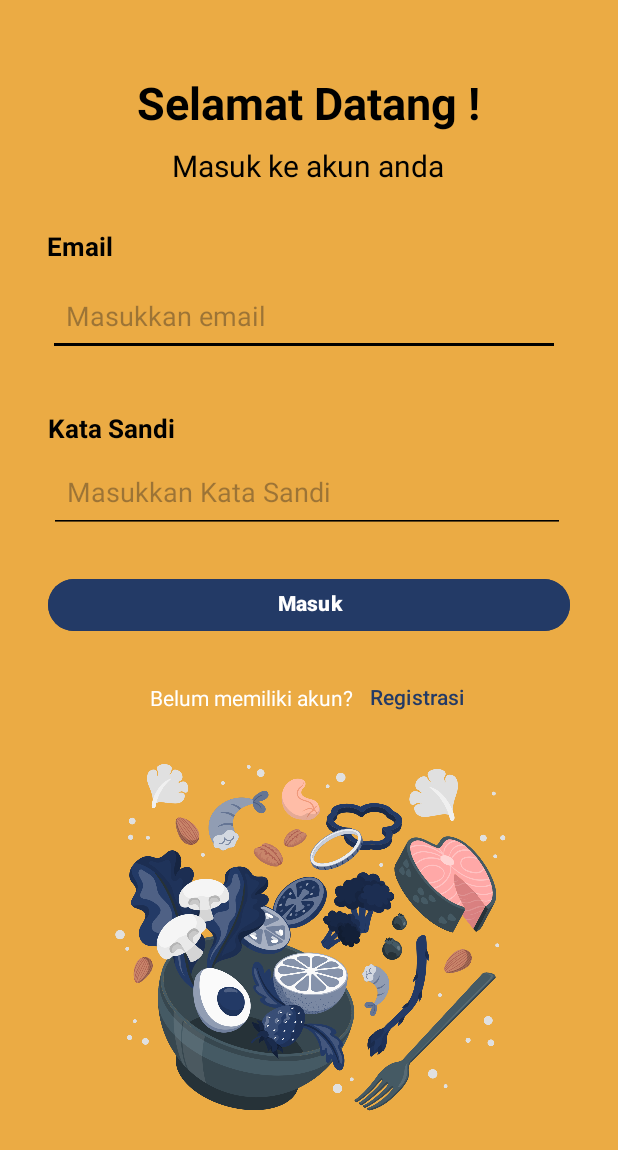
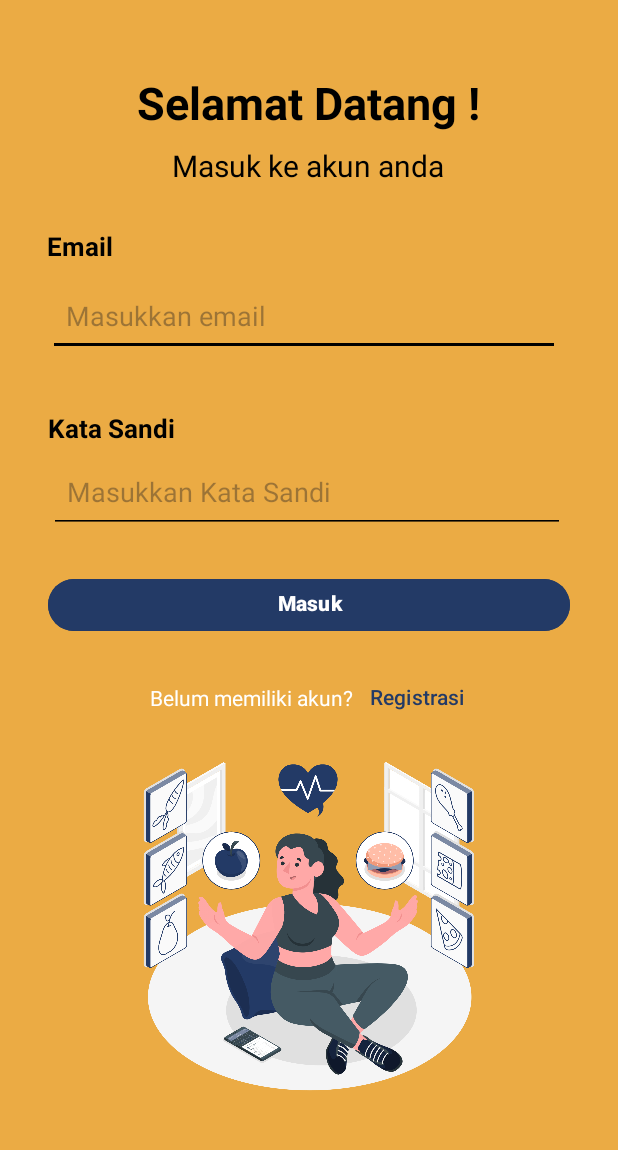
Before and after one commit to rizkimln/NutriPlan, an Android app: the Login screen opened directly, with no data from a screen before it, on a phone screen of 412 x 824 dp. Shown: the top 1150 px of the screen. Run offline under Robolectric (Android 15) with nearby library versions, the phone set to English and light mode, and no system bars; our stand-ins replace Firebase (no records; nobody signed in at launch, a user with empty details on screens opened directly).

Commit message:
ganti login

```diff
--- a/app/src/main/res/layout/activity_login.xml
+++ b/app/src/main/res/layout/activity_login.xml
@@ -100,15 +100,15 @@
         android:id="@+id/btnMasuk"
         android:layout_width="0dp"
         android:layout_height="48dp"
+        android:layout_marginStart="32dp"
         android:layout_marginTop="24dp"
+        android:layout_marginEnd="32dp"
+        android:backgroundTint="@color/blue"
         android:insetTop="7dp"
         android:insetBottom="7dp"
         android:text="@string/Masuk"
         android:textColor="@color/white"
         android:textStyle="bold"
-        android:layout_marginStart="32dp"
-        android:layout_marginEnd="32dp"
-        android:backgroundTint="@color/blue"
         app:layout_constraintEnd_toEndOf="parent"
         app:layout_constraintHorizontal_bias="0.583"
         app:layout_constraintStart_toStartOf="parent"
@@ -145,13 +145,14 @@
 
     <ImageView
         android:id="@+id/imageView"
-        android:layout_width="410dp"
-        android:layout_height="284dp"
+        android:layout_width="368dp"
+        android:layout_height="248dp"
         android:layout_marginTop="60dp"
         app:layout_constraintEnd_toEndOf="parent"
+        app:layout_constraintHorizontal_bias="0.488"
         app:layout_constraintStart_toStartOf="parent"
         app:layout_constraintTop_toBottomOf="@+id/btnMasuk"
-        app:srcCompat="@drawable/newlogin" />
+        app:srcCompat="@drawable/loginnew" />
 
 
 </androidx.constraintlayout.widget.ConstraintLayout>
```
Also changed, not shown: app/src/main/res/drawable/loginnew.png (added), app/src/main/res/drawable/loginregist.png (deleted), app/src/main/res/drawable/newlogin.png (deleted).
